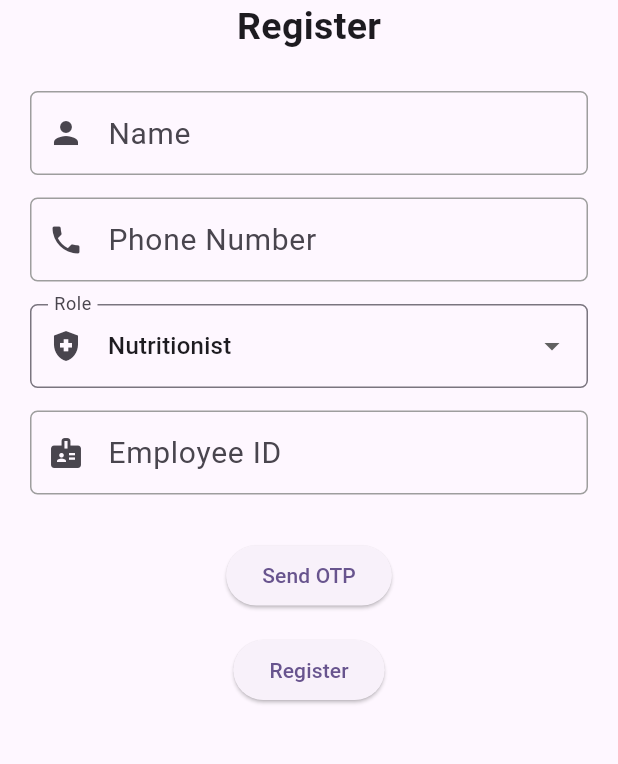
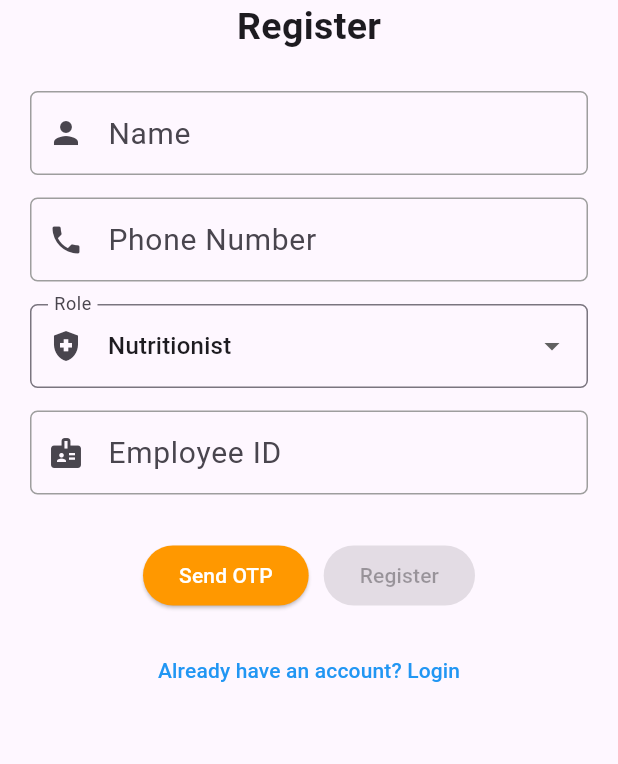
Before and after one commit to chamooda2/apolloapp, a Flutter app: the screen it shows after launch, on a phone screen of 412 x 824 dp, the part 296-1060 px from its top. Run offline on Flutter 3.47's test engine with Material 3 defaults, Android fonts, the phone set to English and light mode, and no system bars; our stand-ins replace cloud_firestore, firebase_auth, firebase_core; accounts and stored records are empty.

```diff
--- a/nutritrack/lib/screens/signup.dart
+++ b/nutritrack/lib/screens/signup.dart
@@ -260,14 +260,43 @@ class _SignupScreenState extends State<SignupScreen> {
                 ),
               ),
               const SizedBox(height: 30),
-              ElevatedButton(
-                onPressed: _isOtpSent ? _verifyOtp : _sendOtp,
-                child: Text(_isOtpSent ? 'Verify OTP' : 'Send OTP'),
+              Row(
+                mainAxisAlignment: MainAxisAlignment.center,
+                children: [
+                  ElevatedButton(
+                    onPressed: _isOtpSent ? _verifyOtp : _sendOtp,
+                    style: ElevatedButton.styleFrom(
+                      foregroundColor: Colors.white,
+                      backgroundColor: Colors.orange,
+                    ),
+                    child: Text(_isOtpSent ? 'Verify OTP' : 'Send OTP'),
+                  ),
+                  const SizedBox(width: 10),
+                  ElevatedButton(
+                    onPressed: _isOtpVerified
+                        ? _registerUser
+                        : null, // Disable before OTP verification
+                    style: ElevatedButton.styleFrom(
+                      foregroundColor: Colors.white,
+                      backgroundColor:
+                          _isOtpVerified ? Colors.blue : Colors.grey,
+                    ),
+                    child: const Text('Register'),
+                  ),
+                ],
               ),
               const SizedBox(height: 15),
-              ElevatedButton(
-                onPressed: _registerUser,
-                child: const Text('Register'),
+              TextButton(
+                onPressed: () {
+                  Navigator.pushReplacement(
+                    context,
+                    MaterialPageRoute(builder: (context) => LoginScreen()),
+                  );
+                },
+                child: const Text(
+                  'Already have an account? Login',
+                  style: TextStyle(color: Colors.blue),
+                ),
               ),
             ],
           ),
```
Also changed, not shown: nutritrack/lib/screens/home.dart (added, +93 -0 lines), nutritrack/lib/screens/login.dart (+15 -7 lines).
